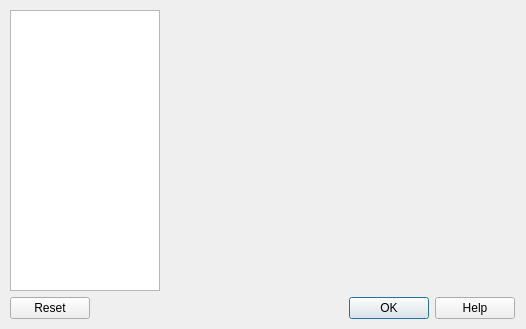
First picture: the form in res/ui/settings-dialog.ui, repository smartboyhw/speechcontrol, before the edit.
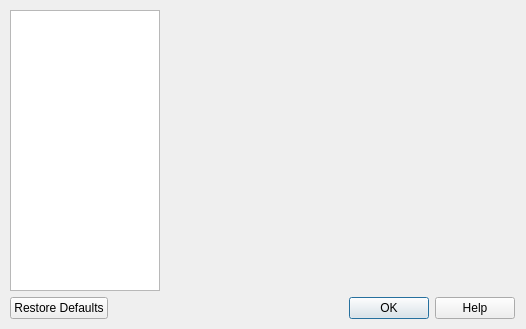
Second picture: the form after the edit.

Commit message: Improving support for Microphone class. Updated TODO. Revamped the code for AbstractAudioSource. Updated the Settings dialog with new changes.

Patch:
```diff
--- a/res/ui/settings-dialog.ui
+++ b/res/ui/settings-dialog.ui
@@ -55,7 +55,7 @@
        </sizepolicy>
       </property>
       <property name="standardButtons">
-       <set>QDialogButtonBox::Help|QDialogButtonBox::Ok|QDialogButtonBox::Reset</set>
+       <set>QDialogButtonBox::Help|QDialogButtonBox::Ok|QDialogButtonBox::RestoreDefaults</set>
       </property>
       <property name="centerButtons">
        <bool>false</bool>
```
The commit also changes 8 other files.
